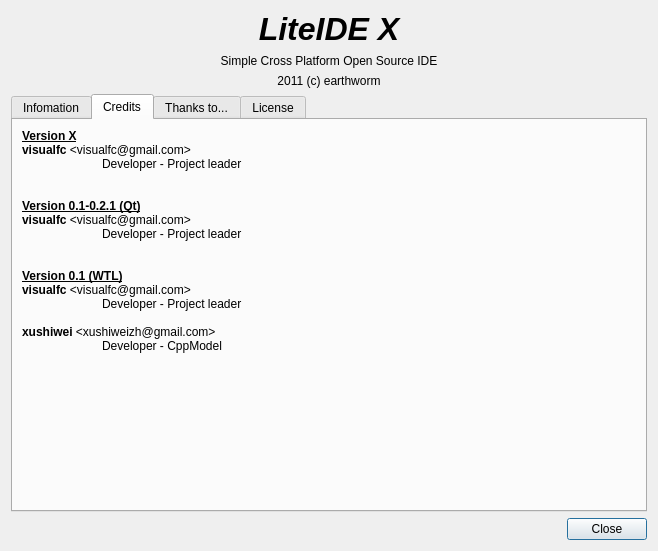
Old version of the form liteidex/src/liteapp/aboutdialog.ui in the repository seanxyh/liteide.
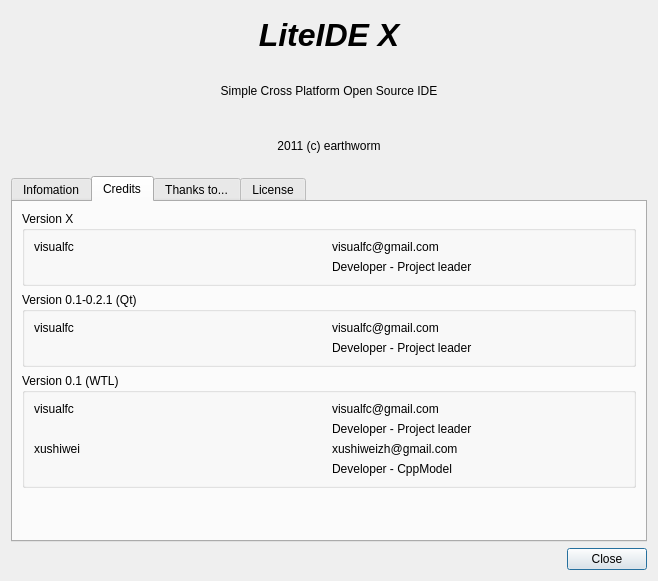
New version of the form. The open tabs and pages were chosen to show the change. Icons and pictures are not drawn.

Diff of the .ui file:
```diff
--- a/liteidex/src/liteapp/aboutdialog.ui
+++ b/liteidex/src/liteapp/aboutdialog.ui
@@ -7,7 +7,7 @@
     <x>0</x>
     <y>0</y>
     <width>658</width>
-    <height>551</height>
+    <height>581</height>
    </rect>
   </property>
   <property name="sizePolicy">
@@ -37,33 +37,34 @@
        <item>
         <widget class="QLabel" name="label">
          <property name="text">
-          <string>&lt;!DOCTYPE HTML PUBLIC &quot;-//W3C//DTD HTML 4.0//EN&quot; &quot;http://www.w3.org/TR/REC-html40/strict.dtd&quot;&gt;
+          <string notr="true">&lt;!DOCTYPE HTML PUBLIC &quot;-//W3C//DTD HTML 4.0//EN&quot; &quot;http://www.w3.org/TR/REC-html40/strict.dtd&quot;&gt;
 &lt;html&gt;&lt;head&gt;&lt;meta name=&quot;qrichtext&quot; content=&quot;1&quot; /&gt;&lt;style type=&quot;text/css&quot;&gt;
 p, li { white-space: pre-wrap; }
 &lt;/style&gt;&lt;/head&gt;&lt;body style=&quot; font-family:'SimSun'; font-size:9pt; font-weight:400; font-style:normal;&quot;&gt;
-&lt;p align=&quot;center&quot; style=&quot; margin-top:0px; margin-bottom:0px; margin-left:0px; margin-right:0px; -qt-block-indent:0; text-indent:0px;&quot;&gt;&lt;span style=&quot; font-size:24pt; font-weight:600; font-style:italic;&quot;&gt;LiteIDE X&lt;/span&gt;&lt;/p&gt;&lt;/body&gt;&lt;/html&gt;</string>
+&lt;p style=&quot; margin-top:0px; margin-bottom:0px; margin-left:0px; margin-right:0px; -qt-block-indent:0; text-indent:0px;&quot;&gt;&lt;span style=&quot; font-size:24pt; font-weight:600; font-style:italic;&quot;&gt;LiteIDE X&lt;/span&gt;&lt;/p&gt;&lt;/body&gt;&lt;/html&gt;</string>
+         </property>
+         <property name="alignment">
+          <set>Qt::AlignCenter</set>
+         </property>
+        </widget>
+       </item>
+       <item>
+        <widget class="QLabel" name="label_5">
+         <property name="text">
+          <string notr="true">Simple Cross Platform Open Source IDE</string>
+         </property>
+         <property name="alignment">
+          <set>Qt::AlignCenter</set>
          </property>
         </widget>
        </item>
        <item>
         <widget class="QLabel" name="label_9">
          <property name="text">
-          <string>&lt;!DOCTYPE HTML PUBLIC &quot;-//W3C//DTD HTML 4.0//EN&quot; &quot;http://www.w3.org/TR/REC-html40/strict.dtd&quot;&gt;
-&lt;html&gt;&lt;head&gt;&lt;meta name=&quot;qrichtext&quot; content=&quot;1&quot; /&gt;&lt;style type=&quot;text/css&quot;&gt;
-p, li { white-space: pre-wrap; }
-&lt;/style&gt;&lt;/head&gt;&lt;body style=&quot; font-family:'SimSun'; font-size:9pt; font-weight:400; font-style:normal;&quot;&gt;
-&lt;p align=&quot;center&quot; style=&quot; margin-top:0px; margin-bottom:0px; margin-left:0px; margin-right:0px; -qt-block-indent:0; text-indent:0px;&quot;&gt;Simple Cross Platform Open Source IDE&lt;/p&gt;&lt;/body&gt;&lt;/html&gt;</string>
+          <string notr="true">2011 (c) earthworm</string>
          </property>
-        </widget>
-       </item>
-       <item>
-        <widget class="QLabel" name="label_11">
-         <property name="text">
-          <string>&lt;!DOCTYPE HTML PUBLIC &quot;-//W3C//DTD HTML 4.0//EN&quot; &quot;http://www.w3.org/TR/REC-html40/strict.dtd&quot;&gt;
-&lt;html&gt;&lt;head&gt;&lt;meta name=&quot;qrichtext&quot; content=&quot;1&quot; /&gt;&lt;style type=&quot;text/css&quot;&gt;
-p, li { white-space: pre-wrap; }
-&lt;/style&gt;&lt;/head&gt;&lt;body style=&quot; font-family:'SimSun'; font-size:9pt; font-weight:400; font-style:normal;&quot;&gt;
-&lt;p align=&quot;center&quot; style=&quot; margin-top:0px; margin-bottom:0px; margin-left:0px; margin-right:0px; -qt-block-indent:0; text-indent:0px;&quot;&gt;2011 (c) earthworm&lt;/p&gt;&lt;/body&gt;&lt;/html&gt;</string>
+         <property name="alignment">
+          <set>Qt::AlignCenter</set>
          </property>
         </widget>
        </item>
@@ -75,7 +76,7 @@
         <string/>
        </property>
        <property name="pixmap">
-        <pixmap resource="liteapp.qrc">:/images/logo/logo3.png</pixmap>
+        <pixmap resource="liteapp.qrc">:/images/logo/logo4.png</pixmap>
        </property>
        <property name="alignment">
         <set>Qt::AlignLeading|Qt::AlignLeft|Qt::AlignVCenter</set>
@@ -86,6 +87,12 @@
    </item>
    <item>
     <widget class="QTabWidget" name="tabWidget">
+     <property name="sizePolicy">
+      <sizepolicy hsizetype="Expanding" vsizetype="Preferred">
+       <horstretch>0</horstretch>
+       <verstretch>0</verstretch>
+      </sizepolicy>
+     </property>
      <property name="currentIndex">
       <number>0</number>
      </property>
@@ -93,75 +100,232 @@
       <attribute name="title">
        <string>Infomation</string>
       </attribute>
-      <layout class="QVBoxLayout" name="verticalLayout_2">
+      <layout class="QVBoxLayout" name="verticalLayout_7">
        <item>
-        <widget class="QLabel" name="label_6">
-         <property name="text">
-          <string>&lt;!DOCTYPE HTML PUBLIC &quot;-//W3C//DTD HTML 4.0//EN&quot; &quot;http://www.w3.org/TR/REC-html40/strict.dtd&quot;&gt;
-&lt;html&gt;&lt;head&gt;&lt;meta name=&quot;qrichtext&quot; content=&quot;1&quot; /&gt;&lt;style type=&quot;text/css&quot;&gt;
-p, li { white-space: pre-wrap; }
-&lt;/style&gt;&lt;/head&gt;&lt;body style=&quot; font-family:'SimSun'; font-size:9pt; font-weight:400; font-style:normal;&quot;&gt;
-&lt;p style=&quot; margin-top:0px; margin-bottom:0px; margin-left:0px; margin-right:0px; -qt-block-indent:0; text-indent:0px;&quot;&gt;Welcome to LiteIDE X!&lt;/p&gt;
-&lt;p style=&quot; margin-top:0px; margin-bottom:0px; margin-left:0px; margin-right:0px; -qt-block-indent:0; text-indent:0px;&quot;&gt;LiteIDE is a simple, open source, cross-platform IDE.&lt;/p&gt;
-&lt;p style=&quot;-qt-paragraph-type:empty; margin-top:0px; margin-bottom:0px; margin-left:0px; margin-right:0px; -qt-block-indent:0; text-indent:0px;&quot;&gt;&lt;/p&gt;
-&lt;p style=&quot; margin-top:0px; margin-bottom:0px; margin-left:0px; margin-right:0px; -qt-block-indent:0; text-indent:0px;&quot;&gt;&lt;span style=&quot; font-weight:600;&quot;&gt;Project:&lt;/span&gt;	LiteIDE&lt;/p&gt;
-&lt;p style=&quot; margin-top:0px; margin-bottom:0px; margin-left:0px; margin-right:0px; -qt-block-indent:0; text-indent:0px;&quot;&gt;&lt;span style=&quot; font-weight:600;&quot;&gt;Author:	&lt;/span&gt;visualfc (earthworm)&lt;/p&gt;
-&lt;p style=&quot; margin-top:0px; margin-bottom:0px; margin-left:0px; margin-right:0px; -qt-block-indent:0; text-indent:0px;&quot;&gt;&lt;span style=&quot; font-weight:600;&quot;&gt;Version:&lt;/span&gt;	v0.46875 (x3)&lt;/p&gt;
-&lt;p style=&quot; margin-top:0px; margin-bottom:0px; margin-left:0px; margin-right:0px; -qt-block-indent:0; text-indent:0px;&quot;&gt;&lt;span style=&quot; font-weight:600;&quot;&gt;Website:&lt;/span&gt;	http://code.google.com/liteide&lt;/p&gt;&lt;/body&gt;&lt;/html&gt;</string>
+        <widget class="QGroupBox" name="groupBox_4">
+         <property name="title">
+          <string>Welcome:</string>
          </property>
-         <property name="alignment">
-          <set>Qt::AlignLeading|Qt::AlignLeft|Qt::AlignTop</set>
+         <layout class="QVBoxLayout" name="verticalLayout_2">
+          <item>
+           <widget class="QLabel" name="label_4">
+            <property name="text">
+             <string>Welcome to LiteIDE X!
+LiteIDE is a simple, open source, cross-platform IDE.</string>
+            </property>
+           </widget>
+          </item>
+         </layout>
+        </widget>
+       </item>
+       <item>
+        <widget class="QGroupBox" name="groupBox_5">
+         <property name="title">
+          <string>Project:</string>
          </property>
-         <property name="textInteractionFlags">
-          <set>Qt::LinksAccessibleByMouse|Qt::TextSelectableByMouse</set>
-         </property>
+         <layout class="QGridLayout" name="gridLayout_4">
+          <item row="0" column="0">
+           <widget class="QLabel" name="label_12">
+            <property name="text">
+             <string>Name:</string>
+            </property>
+           </widget>
+          </item>
+          <item row="0" column="1">
+           <widget class="QLabel" name="label_8">
+            <property name="text">
+             <string notr="true">LiteIDE X</string>
+            </property>
+           </widget>
+          </item>
+          <item row="1" column="0">
+           <widget class="QLabel" name="label_13">
+            <property name="text">
+             <string>Author:</string>
+            </property>
+           </widget>
+          </item>
+          <item row="1" column="1">
+           <widget class="QLabel" name="label_14">
+            <property name="text">
+             <string notr="true">visualfc (earthworm)</string>
+            </property>
+           </widget>
+          </item>
+          <item row="2" column="0">
+           <widget class="QLabel" name="label_15">
+            <property name="text">
+             <string>Version:</string>
+            </property>
+           </widget>
+          </item>
+          <item row="2" column="1">
+           <widget class="QLabel" name="label_16">
+            <property name="text">
+             <string notr="true">v0.625 (x4)</string>
+            </property>
+           </widget>
+          </item>
+          <item row="3" column="0">
+           <widget class="QLabel" name="label_17">
+            <property name="text">
+             <string>Website:</string>
+            </property>
+           </widget>
+          </item>
+          <item row="3" column="1">
+           <widget class="QLabel" name="label_18">
+            <property name="text">
+             <string notr="true">http://code.google.com/liteide</string>
+            </property>
+           </widget>
+          </item>
+         </layout>
         </widget>
        </item>
+       <item>
+        <spacer name="verticalSpacer_3">
+         <property name="orientation">
+          <enum>Qt::Vertical</enum>
+         </property>
+         <property name="sizeHint" stdset="0">
+          <size>
+           <width>20</width>
+           <height>40</height>
+          </size>
+         </property>
+        </spacer>
+       </item>
       </layout>
      </widget>
      <widget class="QWidget" name="tab_6">
       <attribute name="title">
        <string>Credits</string>
       </attribute>
-      <layout class="QVBoxLayout" name="verticalLayout_8">
+      <layout class="QVBoxLayout" name="verticalLayout_5">
        <item>
-        <widget class="QLabel" name="label_5">
-         <property name="autoFillBackground">
-          <bool>false</bool>
+        <widget class="QGroupBox" name="groupBox">
+         <property name="title">
+          <string>Version X</string>
          </property>
-         <property name="frameShape">
-          <enum>QFrame::NoFrame</enum>
+         <layout class="QGridLayout" name="gridLayout">
+          <item row="0" column="0">
+           <widget class="QLabel" name="label_6">
+            <property name="text">
+             <string notr="true">visualfc</string>
+            </property>
+           </widget>
+          </item>
+          <item row="0" column="1">
+           <widget class="QLabel" name="label_19">
+            <property name="text">
+             <string notr="true">visualfc@gmail.com</string>
+            </property>
+           </widget>
+          </item>
+          <item row="1" column="1">
+           <widget class="QLabel" name="label_20">
+            <property name="text">
+             <string>Developer - Project leader</string>
+            </property>
+           </widget>
+          </item>
+         </layout>
+        </widget>
+       </item>
+       <item>
+        <widget class="QGroupBox" name="groupBox_2">
+         <property name="title">
+          <string>Version 0.1-0.2.1 (Qt)</string>
          </property>
-         <property name="text">
-          <string>&lt;!DOCTYPE HTML PUBLIC &quot;-//W3C//DTD HTML 4.0//EN&quot; &quot;http://www.w3.org/TR/REC-html40/strict.dtd&quot;&gt;
-&lt;html&gt;&lt;head&gt;&lt;meta name=&quot;qrichtext&quot; content=&quot;1&quot; /&gt;&lt;style type=&quot;text/css&quot;&gt;
-p, li { white-space: pre-wrap; }
-&lt;/style&gt;&lt;/head&gt;&lt;body style=&quot; font-family:'SimSun'; font-size:9pt; font-weight:400; font-style:normal;&quot;&gt;
-&lt;p style=&quot; margin-top:0px; margin-bottom:0px; margin-left:0px; margin-right:0px; -qt-block-indent:0; text-indent:0px;&quot;&gt;&lt;span style=&quot; font-weight:600; text-decoration: underline;&quot;&gt;Version X&lt;/span&gt;&lt;/p&gt;
-&lt;p style=&quot; margin-top:0px; margin-bottom:0px; margin-left:0px; margin-right:0px; -qt-block-indent:0; text-indent:0px;&quot;&gt;&lt;span style=&quot; font-weight:600;&quot;&gt;visualfc &lt;/span&gt;&amp;lt;visualfc@gmail.com&amp;gt;   &lt;/p&gt;
-&lt;p style=&quot; margin-top:0px; margin-bottom:0px; margin-left:0px; margin-right:0px; -qt-block-indent:0; text-indent:0px;&quot;&gt;	Developer - Project leader&lt;/p&gt;
-&lt;p style=&quot;-qt-paragraph-type:empty; margin-top:0px; margin-bottom:0px; margin-left:0px; margin-right:0px; -qt-block-indent:0; text-indent:0px;&quot;&gt;&lt;/p&gt;
-&lt;p style=&quot;-qt-paragraph-type:empty; margin-top:0px; margin-bottom:0px; margin-left:0px; margin-right:0px; -qt-block-indent:0; text-indent:0px;&quot;&gt;&lt;/p&gt;
-&lt;p style=&quot; margin-top:0px; margin-bottom:0px; margin-left:0px; margin-right:0px; -qt-block-indent:0; text-indent:0px;&quot;&gt;&lt;span style=&quot; font-weight:600; text-decoration: underline;&quot;&gt;Version 0.1-0.2.1 (Qt)&lt;/span&gt;&lt;/p&gt;
-&lt;p style=&quot; margin-top:0px; margin-bottom:0px; margin-left:0px; margin-right:0px; -qt-block-indent:0; text-indent:0px;&quot;&gt;&lt;span style=&quot; font-weight:600;&quot;&gt;visualfc &lt;/span&gt;&amp;lt;visualfc@gmail.com&amp;gt;    &lt;/p&gt;
-&lt;p style=&quot; margin-top:0px; margin-bottom:0px; margin-left:0px; margin-right:0px; -qt-block-indent:0; text-indent:0px;&quot;&gt;	Developer - Project leader&lt;/p&gt;
-&lt;p style=&quot;-qt-paragraph-type:empty; margin-top:0px; margin-bottom:0px; margin-left:0px; margin-right:0px; -qt-block-indent:0; text-indent:0px;&quot;&gt;&lt;/p&gt;
-&lt;p style=&quot;-qt-paragraph-type:empty; margin-top:0px; margin-bottom:0px; margin-left:0px; margin-right:0px; -qt-block-indent:0; text-indent:0px;&quot;&gt;&lt;/p&gt;
-&lt;p style=&quot; margin-top:0px; margin-bottom:0px; margin-left:0px; margin-right:0px; -qt-block-indent:0; text-indent:0px;&quot;&gt;&lt;span style=&quot; font-weight:600; text-decoration: underline;&quot;&gt;Version 0.1 (WTL)&lt;/span&gt;&lt;/p&gt;
-&lt;p style=&quot; margin-top:0px; margin-bottom:0px; margin-left:0px; margin-right:0px; -qt-block-indent:0; text-indent:0px;&quot;&gt;&lt;span style=&quot; font-weight:600;&quot;&gt;visualfc &lt;/span&gt;&amp;lt;visualfc@gmail.com&amp;gt;    &lt;/p&gt;
-&lt;p style=&quot; margin-top:0px; margin-bottom:0px; margin-left:0px; margin-right:0px; -qt-block-indent:0; text-indent:0px;&quot;&gt;	Developer - Project leader&lt;/p&gt;
-&lt;p style=&quot;-qt-paragraph-type:empty; margin-top:0px; margin-bottom:0px; margin-left:0px; margin-right:0px; -qt-block-indent:0; text-indent:0px;&quot;&gt;&lt;/p&gt;
-&lt;p style=&quot; margin-top:0px; margin-bottom:0px; margin-left:0px; margin-right:0px; -qt-block-indent:0; text-indent:0px;&quot;&gt;&lt;span style=&quot; font-weight:600;&quot;&gt;xushiwei &lt;/span&gt;&amp;lt;xushiweizh@gmail.com&amp;gt;    &lt;/p&gt;
-&lt;p style=&quot; margin-top:0px; margin-bottom:0px; margin-left:0px; margin-right:0px; -qt-block-indent:0; text-indent:0px;&quot;&gt;	Developer - CppModel&lt;/p&gt;
-&lt;p style=&quot;-qt-paragraph-type:empty; margin-top:0px; margin-bottom:0px; margin-left:0px; margin-right:0px; -qt-block-indent:0; text-indent:0px;&quot;&gt;&lt;/p&gt;&lt;/body&gt;&lt;/html&gt;</string>
+         <layout class="QGridLayout" name="gridLayout_2">
+          <item row="0" column="1">
+           <widget class="QLabel" name="label_22">
+            <property name="text">
+             <string notr="true">visualfc@gmail.com</string>
+            </property>
+           </widget>
+          </item>
+          <item row="1" column="1">
+           <widget class="QLabel" name="label_23">
+            <property name="text">
+             <string>Developer - Project leader</string>
+            </property>
+           </widget>
+          </item>
+          <item row="0" column="0">
+           <widget class="QLabel" name="label_21">
+            <property name="text">
+             <string notr="true">visualfc</string>
+            </property>
+           </widget>
+          </item>
+         </layout>
+        </widget>
+       </item>
+       <item>
+        <widget class="QGroupBox" name="groupBox_3">
+         <property name="title">
+          <string>Version 0.1 (WTL)</string>
          </property>
-         <property name="alignment">
-          <set>Qt::AlignLeading|Qt::AlignLeft|Qt::AlignTop</set>
+         <layout class="QGridLayout" name="gridLayout_3">
+          <item row="0" column="0">
+           <widget class="QLabel" name="label_24">
+            <property name="text">
+             <string notr="true">visualfc</string>
+            </property>
+           </widget>
+          </item>
+          <item row="0" column="1">
+           <widget class="QLabel" name="label_25">
+            <property name="text">
+             <string notr="true">visualfc@gmail.com</string>
+            </property>
+           </widget>
+          </item>
+          <item row="1" column="1">
+           <widget class="QLabel" name="label_26">
+            <property name="text">
+             <string>Developer - Project leader</string>
+            </property>
+           </widget>
+          </item>
+          <item row="2" column="0">
+           <widget class="QLabel" name="label_28">
+            <property name="text">
+             <string notr="true">xushiwei</string>
+            </property>
+           </widget>
+          </item>
+          <item row="2" column="1">
+           <widget class="QLabel" name="label_29">
+            <property name="text">
+             <string notr="true">xushiweizh@gmail.com</string>
+            </property>
+           </widget>
+          </item>
+          <item row="3" column="1">
+           <widget class="QLabel" name="label_30">
+            <property name="text">
+             <string>Developer - CppModel</string>
+            </property>
+           </widget>
+          </item>
+         </layout>
+        </widget>
+       </item>
+       <item>
+        <spacer name="verticalSpacer_2">
+         <property name="orientation">
+          <enum>Qt::Vertical</enum>
          </property>
-         <property name="textInteractionFlags">
-          <set>Qt::LinksAccessibleByMouse|Qt::TextSelectableByMouse</set>
+         <property name="sizeHint" stdset="0">
+          <size>
+           <width>20</width>
+           <height>41</height>
+          </size>
          </property>
-        </widget>
+        </spacer>
        </item>
       </layout>
      </widget>
```
